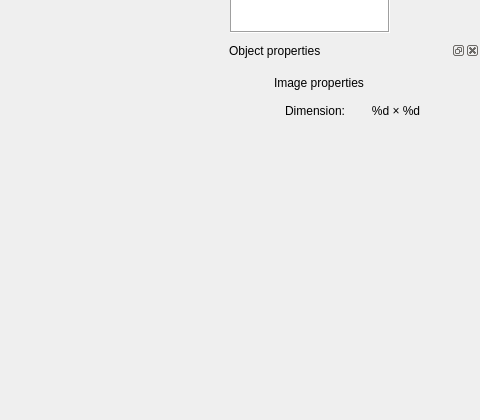
Qt form topino/ui/mainwindow.ui (XXY1227/topino) before a commit; both pictures show x 464 to 944 and y 202 to 622 of the 944 by 739 pixel window.
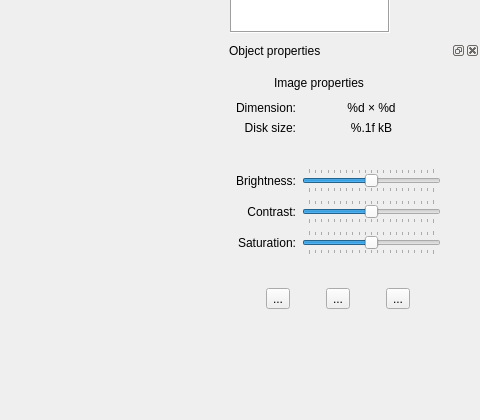
The same form after that commit. The open tabs and pages were chosen to show the change. Icons and pictures are not drawn.

The edit to the form file:
```diff
--- a/topino/ui/mainwindow.ui
+++ b/topino/ui/mainwindow.ui
@@ -288,7 +288,7 @@
        <x>0</x>
        <y>0</y>
        <width>227</width>
-       <height>241</height>
+       <height>300</height>
       </rect>
      </property>
      <property name="sizePolicy">
@@ -307,24 +307,23 @@
       <number>1</number>
      </property>
      <property name="currentIndex">
-      <number>2</number>
+      <number>0</number>
      </property>
      <widget class="QWidget" name="general">
       <layout class="QGridLayout" name="gridLayout_4">
-       <item row="0" column="1" colspan="3">
-        <widget class="QLabel" name="label_19">
-         <property name="text">
-          <string>Image properties</string>
+       <item row="1" column="3">
+        <widget class="QLabel" name="propImageDimension">
+         <property name="sizePolicy">
+          <sizepolicy hsizetype="Preferred" vsizetype="Preferred">
+           <horstretch>5</horstretch>
+           <verstretch>0</verstretch>
+          </sizepolicy>
          </property>
-        </widget>
-       </item>
-       <item row="1" column="2">
-        <widget class="QLabel" name="label_21">
          <property name="text">
-          <string>Dimension:</string>
+          <string>%d × %d</string>
          </property>
          <property name="alignment">
-          <set>Qt::AlignRight|Qt::AlignTrailing|Qt::AlignVCenter</set>
+          <set>Qt::AlignCenter</set>
          </property>
         </widget>
        </item>
@@ -349,14 +348,211 @@
           <enum>Qt::PlainText</enum>
          </property>
          <property name="pixmap">
-          <pixmap resource="../topino.qrc">:/ui/toolicons/ruler.png</pixmap>
+          <pixmap resource="../topino.qrc">:/ui/toolicons/image.png</pixmap>
          </property>
          <property name="scaledContents">
           <bool>false</bool>
          </property>
         </widget>
        </item>
-       <item row="2" column="2">
+       <item row="6" column="3">
+        <widget class="QSlider" name="sliderSaturation">
+         <property name="minimum">
+          <number>-100</number>
+         </property>
+         <property name="maximum">
+          <number>100</number>
+         </property>
+         <property name="singleStep">
+          <number>10</number>
+         </property>
+         <property name="pageStep">
+          <number>20</number>
+         </property>
+         <property name="sliderPosition">
+          <number>0</number>
+         </property>
+         <property name="tracking">
+          <bool>true</bool>
+         </property>
+         <property name="orientation">
+          <enum>Qt::Horizontal</enum>
+         </property>
+         <property name="invertedAppearance">
+          <bool>false</bool>
+         </property>
+         <property name="invertedControls">
+          <bool>false</bool>
+         </property>
+         <property name="tickPosition">
+          <enum>QSlider::TicksBothSides</enum>
+         </property>
+         <property name="tickInterval">
+          <number>0</number>
+         </property>
+        </widget>
+       </item>
+       <item row="6" column="0" colspan="3">
+        <widget class="QLabel" name="label_26">
+         <property name="text">
+          <string>Saturation:</string>
+         </property>
+         <property name="alignment">
+          <set>Qt::AlignRight|Qt::AlignTrailing|Qt::AlignVCenter</set>
+         </property>
+        </widget>
+       </item>
+       <item row="5" column="3">
+        <widget class="QSlider" name="sliderContrast">
+         <property name="minimum">
+          <number>-100</number>
+         </property>
+         <property name="maximum">
+          <number>100</number>
+         </property>
+         <property name="singleStep">
+          <number>10</number>
+         </property>
+         <property name="pageStep">
+          <number>20</number>
+         </property>
+         <property name="sliderPosition">
+          <number>0</number>
+         </property>
+         <property name="tracking">
+          <bool>true</bool>
+         </property>
+         <property name="orientation">
+          <enum>Qt::Horizontal</enum>
+         </property>
+         <property name="invertedAppearance">
+          <bool>false</bool>
+         </property>
+         <property name="invertedControls">
+          <bool>false</bool>
+         </property>
+         <property name="tickPosition">
+          <enum>QSlider::TicksBothSides</enum>
+         </property>
+         <property name="tickInterval">
+          <number>0</number>
+         </property>
+        </widget>
+       </item>
+       <item row="0" column="1" colspan="3">
+        <widget class="QLabel" name="label_19">
+         <property name="text">
+          <string>Image properties</string>
+         </property>
+        </widget>
+       </item>
+       <item row="5" column="0" colspan="3">
+        <widget class="QLabel" name="label_25">
+         <property name="text">
+          <string>Contrast:</string>
+         </property>
+         <property name="alignment">
+          <set>Qt::AlignRight|Qt::AlignTrailing|Qt::AlignVCenter</set>
+         </property>
+        </widget>
+       </item>
+       <item row="2" column="3">
+        <widget class="QLabel" name="propImageSize">
+         <property name="sizePolicy">
+          <sizepolicy hsizetype="Preferred" vsizetype="Preferred">
+           <horstretch>5</horstretch>
+           <verstretch>0</verstretch>
+          </sizepolicy>
+         </property>
+         <property name="text">
+          <string>%.1f kB</string>
+         </property>
+         <property name="alignment">
+          <set>Qt::AlignCenter</set>
+         </property>
+        </widget>
+       </item>
+       <item row="2" column="0" colspan="3">
+        <widget class="QLabel" name="label_22">
+         <property name="text">
+          <string>Disk size:</string>
+         </property>
+         <property name="alignment">
+          <set>Qt::AlignRight|Qt::AlignTrailing|Qt::AlignVCenter</set>
+         </property>
+        </widget>
+       </item>
+       <item row="3" column="0" colspan="4">
+        <spacer name="verticalSpacer_5">
+         <property name="orientation">
+          <enum>Qt::Vertical</enum>
+         </property>
+         <property name="sizeHint" stdset="0">
+          <size>
+           <width>10</width>
+           <height>20</height>
+          </size>
+         </property>
+        </spacer>
+       </item>
+       <item row="4" column="0" colspan="3">
+        <widget class="QLabel" name="label_24">
+         <property name="text">
+          <string>Brightness:</string>
+         </property>
+         <property name="alignment">
+          <set>Qt::AlignRight|Qt::AlignTrailing|Qt::AlignVCenter</set>
+         </property>
+        </widget>
+       </item>
+       <item row="1" column="0" colspan="3">
+        <widget class="QLabel" name="label_21">
+         <property name="text">
+          <string>Dimension:</string>
+         </property>
+         <property name="alignment">
+          <set>Qt::AlignRight|Qt::AlignTrailing|Qt::AlignVCenter</set>
+         </property>
+        </widget>
+       </item>
+       <item row="4" column="3">
+        <widget class="QSlider" name="sliderBrightness">
+         <property name="minimum">
+          <number>-100</number>
+         </property>
+         <property name="maximum">
+          <number>100</number>
+         </property>
+         <property name="singleStep">
+          <number>10</number>
+         </property>
+         <property name="pageStep">
+          <number>20</number>
+         </property>
+         <property name="sliderPosition">
+          <number>0</number>
+         </property>
+         <property name="tracking">
+          <bool>true</bool>
+         </property>
+         <property name="orientation">
+          <enum>Qt::Horizontal</enum>
+         </property>
+         <property name="invertedAppearance">
+          <bool>false</bool>
+         </property>
+         <property name="invertedControls">
+          <bool>false</bool>
+         </property>
+         <property name="tickPosition">
+          <enum>QSlider::TicksBothSides</enum>
+         </property>
+         <property name="tickInterval">
+          <number>0</number>
+         </property>
+        </widget>
+       </item>
+       <item row="8" column="0" colspan="4">
         <spacer name="verticalSpacer_2">
          <property name="orientation">
           <enum>Qt::Vertical</enum>
@@ -364,40 +560,79 @@
          <property name="sizeHint" stdset="0">
           <size>
            <width>20</width>
+           <height>20</height>
+          </size>
+         </property>
+        </spacer>
+       </item>
+       <item row="10" column="0" colspan="4">
+        <layout class="QHBoxLayout" name="horizontalLayout_2" stretch="0,0,0">
+         <item>
+          <widget class="QToolButton" name="toolButton_7">
+           <property name="text">
+            <string>...</string>
+           </property>
+           <property name="icon">
+            <iconset resource="../topino.qrc">
+             <normaloff>:/ui/toolicons/image.png</normaloff>:/ui/toolicons/image.png</iconset>
+           </property>
+           <property name="iconSize">
+            <size>
+             <width>64</width>
+             <height>32</height>
+            </size>
+           </property>
+          </widget>
+         </item>
+         <item>
+          <widget class="QToolButton" name="toolButton_6">
+           <property name="text">
+            <string>...</string>
+           </property>
+           <property name="icon">
+            <iconset resource="../topino.qrc">
+             <normaloff>:/ui/toolicons/image.png</normaloff>:/ui/toolicons/image.png</iconset>
+           </property>
+           <property name="iconSize">
+            <size>
+             <width>64</width>
+             <height>32</height>
+            </size>
+           </property>
+          </widget>
+         </item>
+         <item>
+          <widget class="QToolButton" name="toolButton_8">
+           <property name="text">
+            <string>...</string>
+           </property>
+           <property name="icon">
+            <iconset resource="../topino.qrc">
+             <normaloff>:/ui/toolicons/image.png</normaloff>:/ui/toolicons/image.png</iconset>
+           </property>
+           <property name="iconSize">
+            <size>
+             <width>64</width>
+             <height>32</height>
+            </size>
+           </property>
+          </widget>
+         </item>
+        </layout>
+       </item>
+       <item row="11" column="0" colspan="4">
+        <spacer name="verticalSpacer_6">
+         <property name="orientation">
+          <enum>Qt::Vertical</enum>
+         </property>
+         <property name="sizeHint" stdset="0">
+          <size>
+           <width>20</width>
            <height>40</height>
           </size>
          </property>
         </spacer>
        </item>
-       <item row="1" column="1">
-        <spacer name="horizontalSpacer_2">
-         <property name="orientation">
-          <enum>Qt::Horizontal</enum>
-         </property>
-         <property name="sizeHint" stdset="0">
-          <size>
-           <width>5</width>
-           <height>20</height>
-          </size>
-         </property>
-        </spacer>
-       </item>
-       <item row="1" column="3">
-        <widget class="QLabel" name="propImageDimension">
-         <property name="sizePolicy">
-          <sizepolicy hsizetype="Preferred" vsizetype="Preferred">
-           <horstretch>5</horstretch>
-           <verstretch>0</verstretch>
-          </sizepolicy>
-         </property>
-         <property name="text">
-          <string>%d × %d</string>
-         </property>
-         <property name="alignment">
-          <set>Qt::AlignCenter</set>
-         </property>
-        </widget>
-       </item>
       </layout>
      </widget>
      <widget class="QWidget" name="multiple">
```
